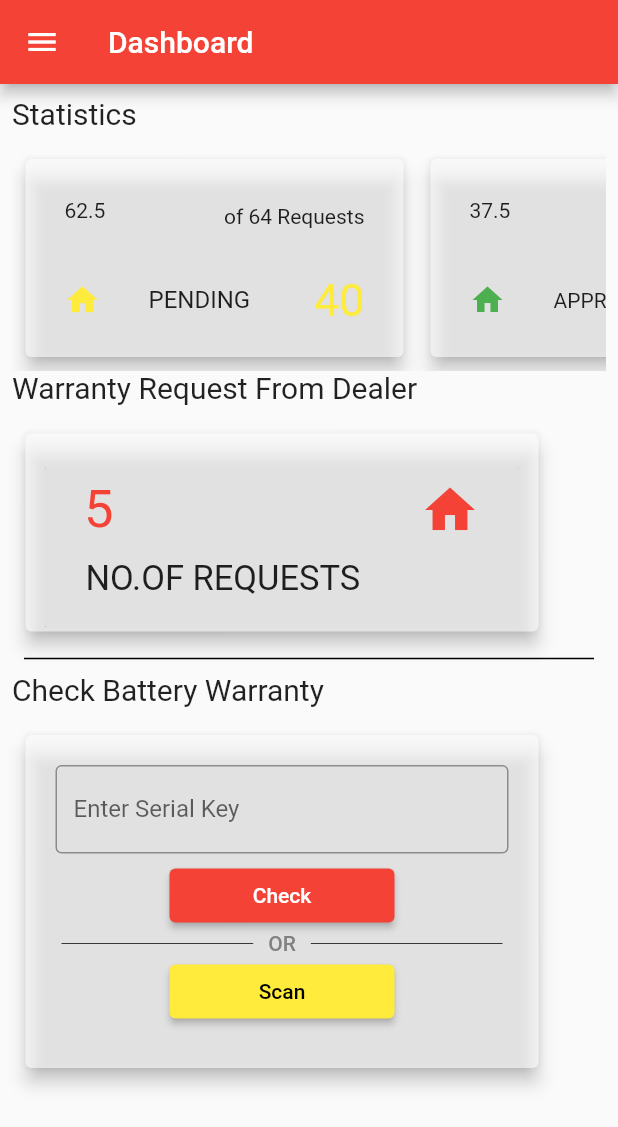
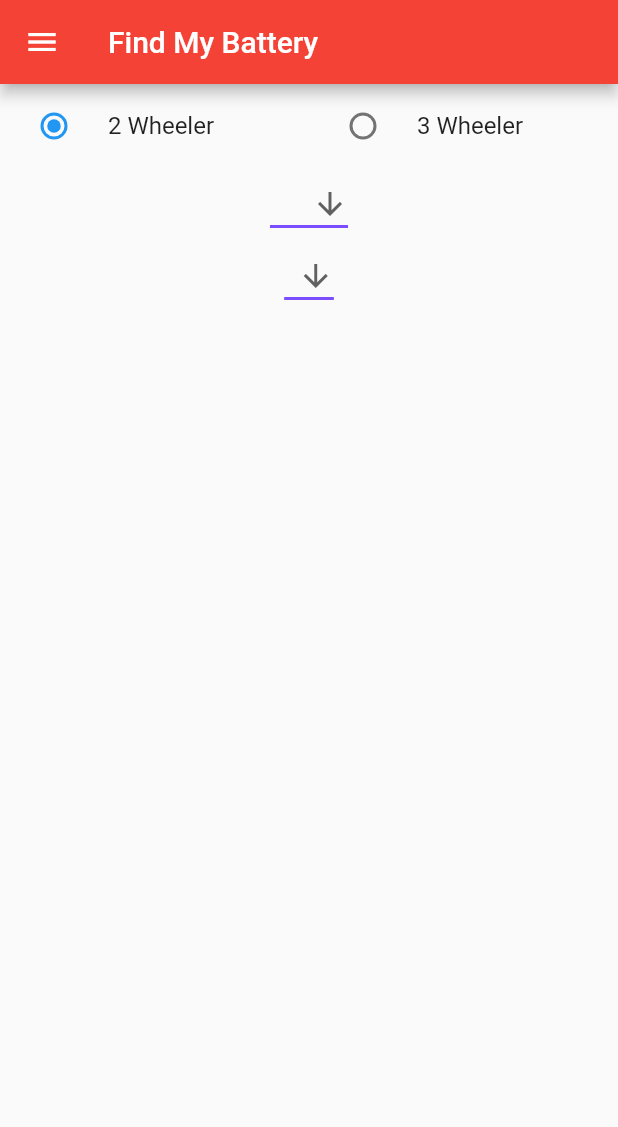
Before and after one commit to Ujjawal-Dudani/Flutterdemoapp, a Flutter app: the screen it shows after launch, on a phone screen of 412 x 824 dp. Shown: the top 1127 px of the screen. Run offline on Flutter 3.47's test engine with Material 2 defaults, Android fonts, the phone set to English and light mode, and no system bars.

Commit message:
Added ui For Find My Battery

```diff
--- a/lib/main.dart
+++ b/lib/main.dart
@@ -1,5 +1,6 @@
 import 'package:flutter/material.dart';
 import 'package:ndwithsmenu/views/dashboard.dart';
+import 'package:ndwithsmenu/views/find_my_battery.dart';
 
 void main() => runApp(const MyApp());
 
@@ -10,7 +11,7 @@ class MyApp extends StatelessWidget {
   Widget build(BuildContext context) {
     return const MaterialApp(
       title: "navigation drawer with submenu",
-      home: DashboardScreen(),
+      home: Find_My_Battery(),
       debugShowCheckedModeBanner: false,
     );
   }
--- /dev/null
+++ b/lib/views/find_my_battery.dart
@@ -0,0 +1,443 @@
+import 'package:flutter/material.dart';
+enum BatteryType { String, String1 }
+
+class Find_My_Battery extends StatefulWidget {
+  const Find_My_Battery({Key? key}) : super(key: key);
+
+  @override
+  State<Find_My_Battery> createState() => _Find_My_Battery();
+}
+
+class _Find_My_Battery extends State<Find_My_Battery> {
+  BatteryType? _character = BatteryType.String;
+
+  @override
+  Widget build(BuildContext context) {
+    String dropdownValue = '';
+    return MaterialApp(
+      home: Scaffold(
+        appBar: AppBar(backgroundColor: Colors.red,
+        title: const Text("Find My Battery"),
+      ),
+        drawer: Drawer(
+          // Add a ListView to the drawer. This ensures the user can scroll
+          // through the options in the drawer if there isn't enough vertical
+          // space to fit everything.
+          child: ListView(
+            // Important: Remove any padding from the ListView.
+            padding: EdgeInsets.zero,
+            children: [
+              DrawerHeader(
+                decoration: const BoxDecoration(
+                  color: Colors.redAccent,
+                ),
+                child: Column(
+                  mainAxisAlignment: MainAxisAlignment.center,
+                  children: [
+                    Container(
+                      margin: const EdgeInsets.only(right: 200),
+                      height: 70,
+                      decoration: const BoxDecoration(
+                          shape: BoxShape.circle, color: Colors.blue),
+                    ),
+                    Container(
+                      margin: const EdgeInsets.only(right: 200, top: 10),
+                      child: const Text(
+                        "DRAWER",
+                        style: TextStyle(color: Colors.white, fontSize: 18),
+                      ),
+                    ),
+                    Container(
+                      margin: const EdgeInsets.only(right: 91),
+                      child: Text(
+                        "info@rapidtech.dev",
+                        maxLines: 1,
+                        style: TextStyle(
+                          color: Colors.grey[200],
+                          fontSize: 20,
+                        ),
+                      ),
+                    ),
+                  ],
+                ),
+              ),
+              ListTile(
+                title: const Text('Dashboard'),
+                leading: const Icon(Icons.home, color: Colors.red),
+                onTap: () {
+                  // Update the state of the app
+                  // ...
+                  // Then close the drawer
+                  Navigator.pop(context);
+                },
+              ),
+              ListTile(
+                title: const Text('Find My Battery'),
+                leading: const Icon(Icons.home, color: Colors.red),
+                onTap: () {
+                  // Update the state of the app
+                  // ...
+                  // Then close the drawer
+                  Navigator.pop(context);
+                },
+              ),
+              ExpansionTile(
+                title: const Text("Warranty Request"),
+                leading: const Icon(Icons.home, color: Colors.red),
+                childrenPadding: const EdgeInsets.all(20),
+                children: <Widget>[
+                  ListTile(
+                    title: const Text("Manage Warranty Request"),
+                    leading: const Icon(Icons.home, color: Colors.red),
+                    onTap: () {
+                      // Update the state of the app
+                      // ...
+                      // Then close the drawer
+                      Navigator.pop(context);
+                    },
+                  ),
+                  ListTile(
+                    title: const Text("Dealer Warranty Request"),
+                    leading: const Icon(Icons.home, color: Colors.red),
+                    onTap: () {
+                      // Update the state of the app
+                      // ...
+                      // Then close the drawer
+                      Navigator.pop(context);
+                    },
+                  ),
+                  ListTile(
+                    title: const Text("Add Unsold Battery Claim"),
+                    leading: const Icon(Icons.home, color: Colors.red),
+                    onTap: () {
+                      // Update the state of the app
+                      // ...
+                      // Then close the drawer
+                      Navigator.pop(context);
+                    },
+                  ),
+                  ListTile(
+                    title: const Text("Manage Unsold Battery Claim"),
+                    leading: const Icon(Icons.home, color: Colors.red),
+                    onTap: () {
+                      // Update the state of the app
+                      // ...
+                      // Then close the drawer
+                      Navigator.pop(context);
+                    },
+                  )
+                ],
+              ),
+              ExpansionTile(
+                title: const Text("Dealers"),
+                leading: const Icon(Icons.home, color: Colors.red),
+                childrenPadding: const EdgeInsets.all(20),
+                children: <Widget>[
+                  ListTile(
+                    title: const Text("Add Dealer"),
+                    leading: const Icon(Icons.home, color: Colors.red),
+                    onTap: () {
+                      // Update the state of the app
+                      // ...
+                      // Then close the drawer
+                      Navigator.pop(context);
+                    },
+                  ),
+                  ListTile(
+                    title: const Text("Manage Dealer"),
+                    leading: const Icon(Icons.home, color: Colors.red),
+                    onTap: () {
+                      // Update the state of the app
+                      // ...
+                      // Then close the drawer
+                      Navigator.pop(context);
+                    },
+                  )
+                ],
+              ),
+              ListTile(
+                title: const Text('Scan Inward'),
+                leading: const Icon(Icons.home, color: Colors.red),
+                onTap: () {
+                  // Update the state of the app
+                  // ...
+                  // Then close the drawer
+                  Navigator.pop(context);
+                },
+              ),
+              ListTile(
+                title: const Text('Received Dispatches'),
+                leading: const Icon(Icons.home, color: Colors.red),
+                onTap: () {
+                  // Update the state of the app
+                  // ...
+                  // Then close the drawer
+                  Navigator.pop(context);
+                },
+              ),
+              ExpansionTile(
+                title: const Text("My Sales Orders"),
+                leading: const Icon(Icons.home, color: Colors.red),
+                childrenPadding: const EdgeInsets.all(20),
+                children: <Widget>[
+                  ListTile(
+                    title: const Text("Add Sales Orders"),
+                    leading: const Icon(Icons.home, color: Colors.red),
+                    onTap: () {
+                      // Update the state of the app
+                      // ...
+                      // Then close the drawer
+                      Navigator.pop(context);
+                    },
+                  ),
+                  ListTile(
+                    title: const Text("Manage Sales Orders"),
+                    leading: const Icon(Icons.home, color: Colors.red),
+                    onTap: () {
+                      // Update the state of the app
+                      // ...
+                      // Then close the drawer
+                      Navigator.pop(context);
+                    },
+                  )
+                ],
+              ),
+              ExpansionTile(
+                title: const Text("My Dispatches"),
+                leading: const Icon(Icons.home, color: Colors.red),
+                childrenPadding: const EdgeInsets.all(20),
+                children: <Widget>[
+                  ListTile(
+                    title: const Text("Add Dispatches"),
+                    leading: const Icon(Icons.home, color: Colors.red),
+                    onTap: () {
+                      // Update the state of the app
+                      // ...
+                      // Then close the drawer
+                      Navigator.pop(context);
+                    },
+                  ),
+                  ListTile(
+                    title: const Text("Manage Dispatches"),
+                    leading: const Icon(Icons.home, color: Colors.red),
+                    onTap: () {
+                      // Update the state of the app
+                      // ...
+                      // Then close the drawer
+                      Navigator.pop(context);
+                    },
+                  )
+                ],
+              ),
+              ListTile(
+                title: const Text('Products'),
+                leading: const Icon(Icons.home, color: Colors.red),
+                onTap: () {
+                  // Update the state of the app
+                  // ...
+                  // Then close the drawer
+                  Navigator.pop(context);
+                },
+              ),
+              ListTile(
+                title: const Text('Purchase Return'),
+                leading: const Icon(Icons.home, color: Colors.red),
+                onTap: () {
+                  // Update the state of the app
+                  // ...
+                  // Then close the drawer
+                  Navigator.pop(context);
+                },
+              ),
+              ExpansionTile(
+                title: const Text("My Sales Return"),
+                leading: const Icon(Icons.home, color: Colors.red),
+                childrenPadding: const EdgeInsets.all(20),
+                children: <Widget>[
+                  ListTile(
+                    title: const Text("Add Sales Return"),
+                    leading: const Icon(Icons.home, color: Colors.red),
+                    onTap: () {
+                      // Update the state of the app
+                      // ...
+                      // Then close the drawer
+                      Navigator.pop(context);
+                    },
+                  ),
+                  ListTile(
+                    title: const Text("Manage Sales Return"),
+                    leading: const Icon(Icons.home, color: Colors.red),
+                    onTap: () {
+                      // Update the state of the app
+                      // ...
+                      // Then close the drawer
+                      Navigator.pop(context);
+                    },
+                  )
+                ],
+              ),
+              ListTile(
+                title: const Text('Stock Management'),
+                leading: const Icon(Icons.home, color: Colors.red),
+                onTap: () {
+                  // Update the state of the app
+                  // ...
+                  // Then close the drawer
+                  Navigator.pop(context);
+                },
+              ),
+              ListTile(
+                title: const Text('Battery Details'),
+                leading: const Icon(Icons.home, color: Colors.red),
+                onTap: () {
+                  // Update the state of the app
+                  // ...
+                  // Then close the drawer
+                  Navigator.pop(context);
+                },
+              ),
+              ExpansionTile(
+                title: const Text("Account"),
+                leading: const Icon(Icons.home, color: Colors.red),
+                childrenPadding: const EdgeInsets.all(20),
+                children: <Widget>[
+                  ListTile(
+                    title: const Text("Notifications"),
+                    leading: const Icon(Icons.home, color: Colors.red),
+                    onTap: () {
+                      // Update the state of the app
+                      // ...
+                      // Then close the drawer
+                      Navigator.pop(context);
+                    },
+                  ),
+                  ListTile(
+                    title: const Text("Change Password"),
+                    leading: const Icon(Icons.home, color: Colors.red),
+                    onTap: () {
+                      // Update the state of the app
+                      // ...
+                      // Then close the drawer
+                      Navigator.pop(context);
+                    },
+                  ),
+                  ListTile(
+                    title: const Text("Privacy Policy"),
+                    leading: const Icon(Icons.home, color: Colors.red),
+                    onTap: () {
+                      // Update the state of the app
+                      // ...
+                      // Then close the drawer
+                      Navigator.pop(context);
+                    },
+                  ),
+                  ListTile(
+                    title: const Text("Rate The App"),
+                    leading: const Icon(Icons.home, color: Colors.red),
+                    onTap: () {
+                      // Update the state of the app
+                      // ...
+                      // Then close the drawer
+                      Navigator.pop(context);
+                    },
+                  ),
+                  ListTile(
+                    title: const Text("Logout"),
+                    leading: const Icon(Icons.home, color: Colors.red),
+                    onTap: () {
+                      // Update the state of the app
+                      // ...
+                      // Then close the drawer
+                      Navigator.pop(context);
+                    },
+                  )
+                ],
+              ),
+            ],
+          ),
+        ),
+        body: Column(
+          children: [
+            Row(
+              children: <Widget>[
+                Expanded(
+                  child: RadioListTile<BatteryType>(
+                    title: const Text('2 Wheeler'),
+                    value: BatteryType.String,
+                    groupValue: _character,
+                    onChanged: (BatteryType? value) {
+                      setState(() {
+                        _character = value;
+                      });
+                    },
+                  ),
+                ),
+                Expanded(
+                  child: RadioListTile<BatteryType>(
+                    title: const Text('3 Wheeler'),
+                    value: BatteryType.String1,
+                    groupValue: _character,
+                    onChanged: (BatteryType? value) {
+                      setState(() {
+                        _character = value;
+                      });
+                    },
+                  ),
+                ),
+              ],
+            ),
+            Column(
+              children: [
+                DropdownButton<String>(
+                  value: dropdownValue,
+                  icon: const Icon(Icons.arrow_downward),
+                  elevation: 16,
+                  style: const TextStyle(color: Colors.deepPurple),
+                  underline: Container(
+                      height: 2,
+                      color: Colors.deepPurpleAccent,
+                      ),
+                  onChanged: (String? newValue) {
+                    setState(() {
+                    dropdownValue = newValue!;
+                    });
+                   },
+                  items: <String>['', 'Two', 'Free', 'Four']
+                      .map<DropdownMenuItem<String>>((String value) {
+                  return DropdownMenuItem<String>(
+                  value: value,
+                  child: Text(value),
+                  );
+                  }).toList(),
+                  ),
+                DropdownButton<String>(
+                  value: dropdownValue,
+                  icon: const Icon(Icons.arrow_downward),
+                  elevation: 16,
+                  style: const TextStyle(color: Colors.deepPurple),
+                  underline: Container(
+                    height: 2,
+                    color: Colors.deepPurpleAccent,
+                  ),
+                  onChanged: (String? newValue) {
+                    setState(() {
+                      dropdownValue = newValue!;
+                    });
+                  },
+                  items: <String>['', 'A', 'B', 'C']
+                      .map<DropdownMenuItem<String>>((String value) {
+                    return DropdownMenuItem<String>(
+                      value: value,
+                      child: Text(value),
+                    );
+                  }).toList(),
+                ),
+
+              ],
+            ),
+          ],
+        ),
+      )
+    );
+  }
+}
```
